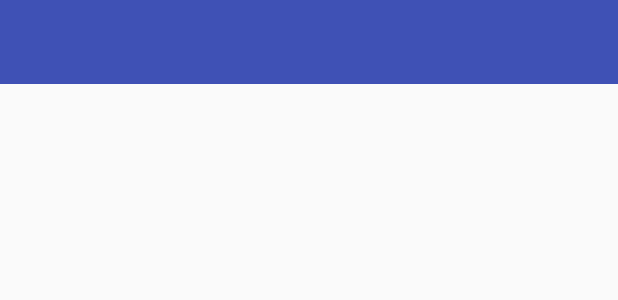
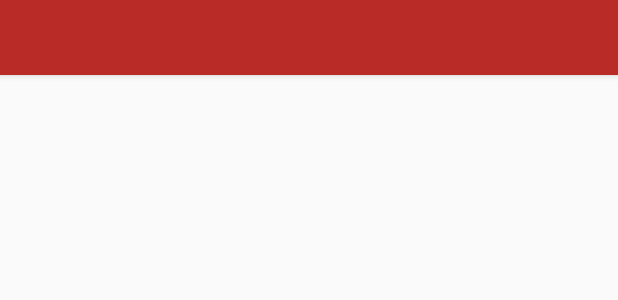
Before and after one commit to sahilshekhawat/IIITD-Online, an Android app: the layout toolbar.xml on its own in the app's theme, with its tools: preview values and no code run, on a phone screen of 412 x 824 dp. Shown: the top 300 px of the screen. Run offline under Robolectric (Android 15) with nearby library versions, the light colour scheme and no system bars.

Commit message:
Created mainActivity UI

```diff
--- a/app/src/main/res/layout/toolbar.xml
+++ b/app/src/main/res/layout/toolbar.xml
@@ -3,10 +3,10 @@
     xmlns:android="http://schemas.android.com/apk/res/android"
     xmlns:app="http://schemas.android.com/apk/res-auto"
     android:layout_width="match_parent"
-    android:layout_height="wrap_content"
-    android:background="?attr/colorPrimary"
+    android:layout_height="50dp"
+    android:elevation="3dp"
+    android:background="@color/quorared"
     app:layout_scrollFlags="scroll|enterAlways"
-    android:minHeight="?attr/actionBarSize"
     app:popupTheme="@style/AppTheme.PopupOverlay"
     app:theme="@style/ThemeOverlay.AppCompat.Dark.ActionBar">
 
--- a/app/src/main/res/values/colors.xml
+++ b/app/src/main/res/values/colors.xml
@@ -3,4 +3,7 @@
     <color name="colorPrimary">#3F51B5</color>
     <color name="colorPrimaryDark">#303F9F</color>
     <color name="colorAccent">#FF4081</color>
+
+    <color name="quorared">#B92B27</color>
+    <color name="quorareddark">#771701</color>
 </resources>
--- a/app/src/main/res/values/styles.xml
+++ b/app/src/main/res/values/styles.xml
@@ -3,8 +3,8 @@
     <!-- Base application theme. -->
     <style name="AppTheme" parent="Theme.AppCompat.Light.DarkActionBar">
         <!-- Customize your theme here. -->
-        <item name="colorPrimary">@color/colorPrimary</item>
-        <item name="colorPrimaryDark">@color/colorPrimaryDark</item>
+        <item name="colorPrimary">@color/quorared</item>
+        <item name="colorPrimaryDark">@color/quorareddark</item>
         <item name="colorAccent">@color/colorAccent</item>
     </style>
 
@@ -15,6 +15,8 @@
 
     <style name="AppTheme.AppBarOverlay" parent="ThemeOverlay.AppCompat.Dark.ActionBar" />
 
-    <style name="AppTheme.PopupOverlay" parent="ThemeOverlay.AppCompat.Light" />
+    <style name="AppTheme.PopupOverlay" parent="ThemeOverlay.AppCompat.Light">
+        <item name="android:colorPrimary">@color/quorared</item>
+    </style>
 
 </resources>
```
Also changed, not shown: app/src/main/java/online/iiitd/edu/in/iiitd_online/MainActivity.java (+46 -13 lines), app/src/main/res/layout/activity_main.xml (+9 -3 lines), app/src/main/res/mipmap-hdpi/abc_ic_search_api_mtrl_alpha.png (added), app/src/main/res/mipmap-hdpi/abc_ic_voice_search_api_mtrl_alpha.png (added), app/src/main/res/mipmap-hdpi/dropdown.png (added), app/src/main/res/mipmap-hdpi/ic_hr.png (added), app/src/main/res/mipmap-hdpi/ic_hr_w.png (added).
